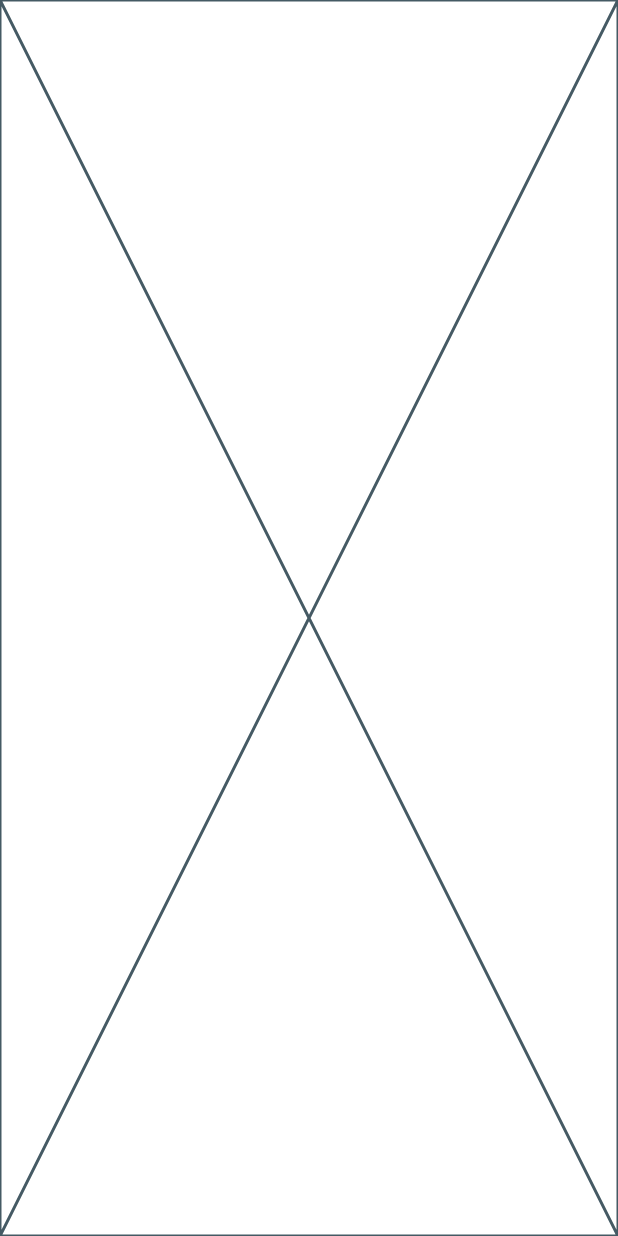
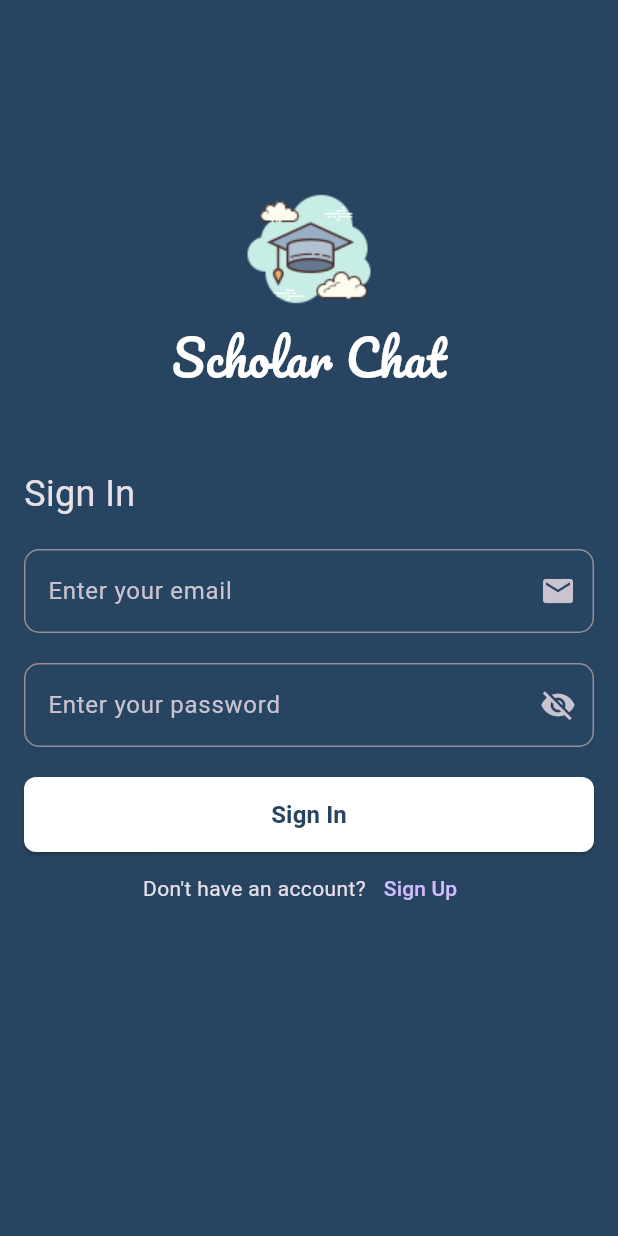
Before and after one commit to MahmoudMohamed5/chat_app, a Flutter app: the screen it shows after launch, on a phone screen of 412 x 824 dp. Run offline on Flutter 3.47's test engine with Material 3 defaults, Android fonts, the phone set to English and light mode, and no system bars.

Commit message:
build sing in view

```diff
--- a/lib/main.dart
+++ b/lib/main.dart
@@ -12,12 +12,13 @@ class ScholarApp extends StatelessWidget {
   @override
   Widget build(BuildContext context) {
     return MaterialApp(
+      debugShowCheckedModeBanner: false,
       title: 'Scholar App',
+      theme: ThemeData(brightness: Brightness.dark),
       routes: {
-        SignInView.route : (context) => const SignInView(),
+        SignInView.route: (context) => const SignInView(),
       },
-
-      initialRoute:  SignInView.route,
+      initialRoute: SignInView.route,
     );
   }
 }
--- a/lib/views/sign_in_view.dart
+++ b/lib/views/sign_in_view.dart
@@ -1,10 +1,81 @@
+import 'package:chat_app/utils/constants.dart';
+import 'package:chat_app/widgets/custom_button.dart';
+import 'package:chat_app/widgets/custom_text_form_field.dart';
 import 'package:flutter/material.dart';
 
-class SignInView extends StatelessWidget {
+class SignInView extends StatefulWidget {
   const SignInView({super.key});
-  static const route = 'sing_in_view';
+  static const route = 'Sign In';
+
+  @override
+  State<SignInView> createState() => _SignInViewState();
+}
+
+class _SignInViewState extends State<SignInView> {
+  bool obscureText = false;
   @override
   Widget build(BuildContext context) {
-    return const Placeholder();
+    return Scaffold(
+      backgroundColor: AppColors.primaryColor,
+      body: SingleChildScrollView(
+        padding: const EdgeInsets.all(16),
+        child: Column(
+          children: [
+            const SizedBox(height: 100),
+            Center(child: Image.asset(AppImages.logo)),
+            const Text(
+              'Scholar Chat',
+              style: TextStyle(
+                fontFamily: 'Pacifico',
+                fontSize: 32,
+                color: Colors.white,
+              ),
+            ),
+            const SizedBox(height: 50),
+            const Align(
+              alignment: Alignment.centerLeft,
+              child: Text(
+                SignInView.route,
+                style: TextStyle(
+                  fontSize: 24,
+                ),
+              ),
+            ),
+            const SizedBox(height: 20),
+            //1. Custom Text Form Field for Email
+            const CustomTextField(
+              hintText: 'Enter your email',
+              icon: Icons.email,
+              onPressed: null,
+            ),
+            const SizedBox(height: 20),
+            //2. Custom Text Form Field for Password
+            CustomTextField(
+              hintText: 'Enter your password',
+              onPressed: () => setState(() => obscureText = !obscureText),
+              obscureText: obscureText,
+              icon: obscureText ? Icons.visibility : Icons.visibility_off,
+            ),
+            const SizedBox(height: 20),
+            //3. Custom Button for Login
+            CustomButton(
+              title: SignInView.route,
+              onPressed: () {},
+            ),
+            Row(
+              mainAxisAlignment: MainAxisAlignment.center,
+              children: [
+                const Text('Don\'t have an account?'),
+                //4. Custom Button for Sign Up
+                TextButton(
+                  onPressed: () {},
+                  child: const Text('Sign Up'),
+                )
+              ],
+            ),
+          ],
+        ),
+      ),
+    );
   }
 }
```
Also changed, not shown: lib/utils/constants.dart (renamed from lib/utils/constats.dart).
